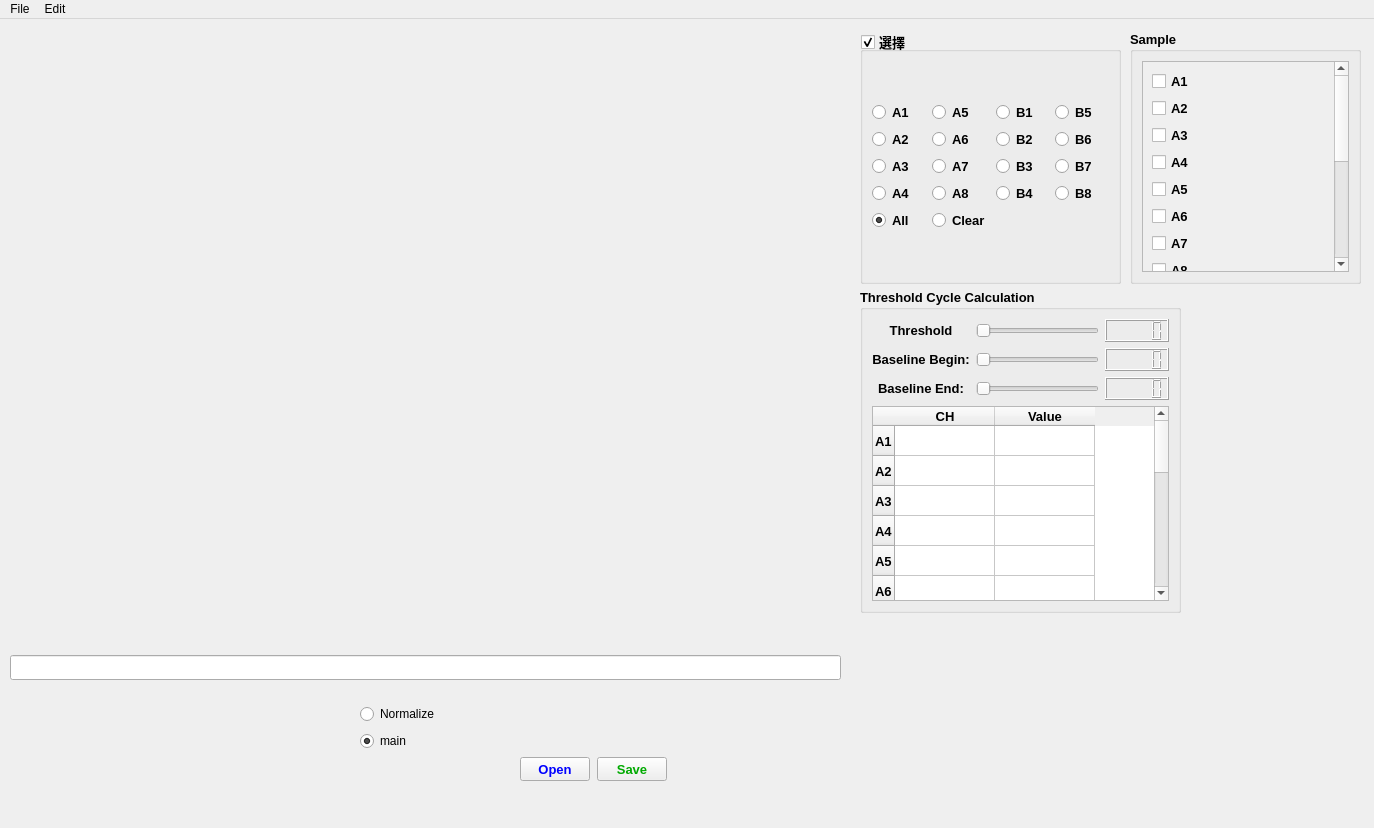
Qt form CT_Manager_desktop.ui (wwlouis00/Cycle-threshold-value) before a commit.
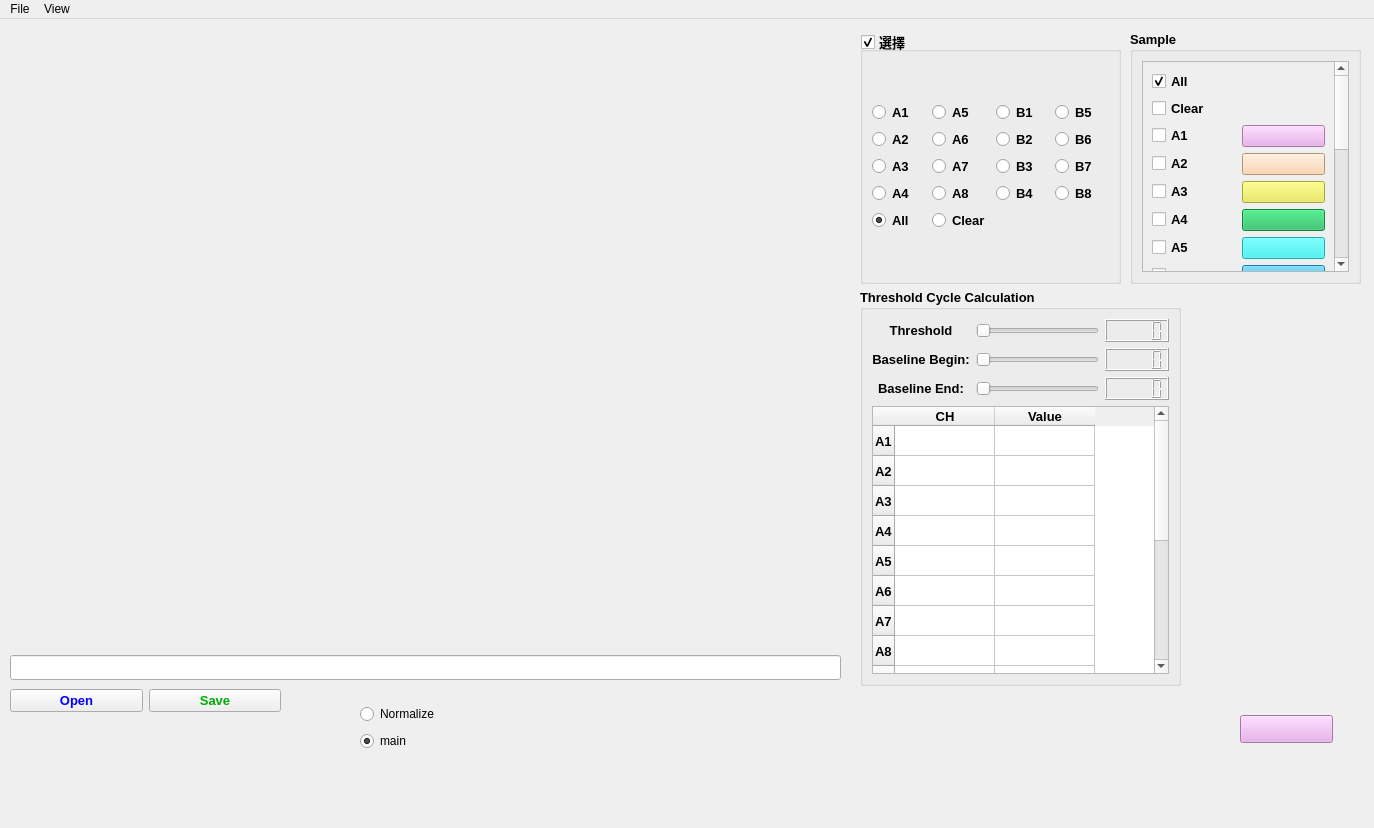
The same form after that commit. Custom widgets are drawn as their Qt base class.

```diff
--- a/CT_Manager_desktop.ui
+++ b/CT_Manager_desktop.ui
@@ -18,9 +18,9 @@
     <property name="geometry">
      <rect>
       <x>10</x>
-      <y>18</y>
+      <y>6</y>
       <width>831</width>
-      <height>601</height>
+      <height>613</height>
      </rect>
     </property>
    </widget>
@@ -461,12 +461,12 @@
           <x>0</x>
           <y>0</y>
           <width>188</width>
-          <height>447</height>
+          <height>581</height>
          </rect>
         </property>
         <layout class="QGridLayout" name="gridLayout_6">
-         <item row="0" column="0">
-          <widget class="QCheckBox" name="checkBox_7">
+         <item row="17" column="0">
+          <widget class="QCheckBox" name="B4_checkBox">
            <property name="font">
             <font>
              <pointsize>10</pointsize>
@@ -475,96 +475,12 @@
             </font>
            </property>
            <property name="text">
-            <string>A1</string>
+            <string>B4</string>
            </property>
           </widget>
          </item>
-         <item row="1" column="0">
-          <widget class="QCheckBox" name="checkBox">
-           <property name="font">
-            <font>
-             <pointsize>10</pointsize>
-             <weight>75</weight>
-             <bold>true</bold>
-            </font>
-           </property>
-           <property name="text">
-            <string>A2</string>
-           </property>
-          </widget>
-         </item>
-         <item row="2" column="0">
-          <widget class="QCheckBox" name="checkBox_6">
-           <property name="font">
-            <font>
-             <pointsize>10</pointsize>
-             <weight>75</weight>
-             <bold>true</bold>
-            </font>
-           </property>
-           <property name="text">
-            <string>A3</string>
-           </property>
-          </widget>
-         </item>
-         <item row="3" column="0">
-          <widget class="QCheckBox" name="checkBox_2">
-           <property name="font">
-            <font>
-             <pointsize>10</pointsize>
-             <weight>75</weight>
-             <bold>true</bold>
-            </font>
-           </property>
-           <property name="text">
-            <string>A4</string>
-           </property>
-          </widget>
-         </item>
-         <item row="4" column="0">
-          <widget class="QCheckBox" name="checkBox_5">
-           <property name="font">
-            <font>
-             <pointsize>10</pointsize>
-             <weight>75</weight>
-             <bold>true</bold>
-            </font>
-           </property>
-           <property name="text">
-            <string>A5</string>
-           </property>
-          </widget>
-         </item>
-         <item row="5" column="0">
-          <widget class="QCheckBox" name="checkBox_9">
-           <property name="font">
-            <font>
-             <pointsize>10</pointsize>
-             <weight>75</weight>
-             <bold>true</bold>
-            </font>
-           </property>
-           <property name="text">
-            <string>A6</string>
-           </property>
-          </widget>
-         </item>
-         <item row="6" column="0">
-          <widget class="QCheckBox" name="checkBox_3">
-           <property name="font">
-            <font>
-             <pointsize>10</pointsize>
-             <weight>75</weight>
-             <bold>true</bold>
-            </font>
-           </property>
-           <property name="text">
-            <string>A7</string>
-           </property>
-          </widget>
-         </item>
-         <item row="7" column="0">
-          <widget class="QCheckBox" name="checkBox_8">
+         <item row="11" column="0">
+          <widget class="QCheckBox" name="A8_checkBox">
            <property name="font">
             <font>
              <pointsize>10</pointsize>
@@ -577,36 +493,8 @@
            </property>
           </widget>
          </item>
-         <item row="8" column="0">
-          <widget class="QCheckBox" name="checkBox_4">
-           <property name="font">
-            <font>
-             <pointsize>10</pointsize>
-             <weight>75</weight>
-             <bold>true</bold>
-            </font>
-           </property>
-           <property name="text">
-            <string>B1</string>
-           </property>
-          </widget>
-         </item>
-         <item row="9" column="0">
-          <widget class="QCheckBox" name="checkBox_10">
-           <property name="font">
-            <font>
-             <pointsize>10</pointsize>
-             <weight>75</weight>
-             <bold>true</bold>
-            </font>
-           </property>
-           <property name="text">
-            <string>B2</string>
-           </property>
-          </widget>
-         </item>
-         <item row="10" column="0">
-          <widget class="QCheckBox" name="checkBox_11">
+         <item row="15" column="0">
+          <widget class="QCheckBox" name="B3_checkBox">
            <property name="font">
             <font>
              <pointsize>10</pointsize>
@@ -619,8 +507,8 @@
            </property>
           </widget>
          </item>
-         <item row="11" column="0">
-          <widget class="QCheckBox" name="checkBox_12">
+         <item row="3" column="0">
+          <widget class="QCheckBox" name="A2_checkBox">
            <property name="font">
             <font>
              <pointsize>10</pointsize>
@@ -629,12 +517,12 @@
             </font>
            </property>
            <property name="text">
-            <string>B4</string>
+            <string>A2</string>
            </property>
           </widget>
          </item>
-         <item row="12" column="0">
-          <widget class="QCheckBox" name="checkBox_13">
+         <item row="18" column="0">
+          <widget class="QCheckBox" name="B5_checkBox">
            <property name="font">
             <font>
              <pointsize>10</pointsize>
@@ -647,8 +535,92 @@
            </property>
           </widget>
          </item>
+         <item row="12" column="0">
+          <widget class="QCheckBox" name="B1_checkBox">
+           <property name="font">
+            <font>
+             <pointsize>10</pointsize>
+             <weight>75</weight>
+             <bold>true</bold>
+            </font>
+           </property>
+           <property name="text">
+            <string>B1</string>
+           </property>
+          </widget>
+         </item>
+         <item row="8" column="0">
+          <widget class="QCheckBox" name="A6_checkBox">
+           <property name="font">
+            <font>
+             <pointsize>10</pointsize>
+             <weight>75</weight>
+             <bold>true</bold>
+            </font>
+           </property>
+           <property name="text">
+            <string>A6</string>
+           </property>
+          </widget>
+         </item>
+         <item row="2" column="0">
+          <widget class="QCheckBox" name="A1_checkBox">
+           <property name="font">
+            <font>
+             <pointsize>10</pointsize>
+             <weight>75</weight>
+             <bold>true</bold>
+            </font>
+           </property>
+           <property name="text">
+            <string>A1</string>
+           </property>
+          </widget>
+         </item>
+         <item row="9" column="0">
+          <widget class="QCheckBox" name="A7_checkBox">
+           <property name="font">
+            <font>
+             <pointsize>10</pointsize>
+             <weight>75</weight>
+             <bold>true</bold>
+            </font>
+           </property>
+           <property name="text">
+            <string>A7</string>
+           </property>
+          </widget>
+         </item>
          <item row="13" column="0">
-          <widget class="QCheckBox" name="checkBox_14">
+          <widget class="QCheckBox" name="B2_checkBox">
+           <property name="font">
+            <font>
+             <pointsize>10</pointsize>
+             <weight>75</weight>
+             <bold>true</bold>
+            </font>
+           </property>
+           <property name="text">
+            <string>B2</string>
+           </property>
+          </widget>
+         </item>
+         <item row="7" column="0">
+          <widget class="QCheckBox" name="A5_checkBox">
+           <property name="font">
+            <font>
+             <pointsize>10</pointsize>
+             <weight>75</weight>
+             <bold>true</bold>
+            </font>
+           </property>
+           <property name="text">
+            <string>A5</string>
+           </property>
+          </widget>
+         </item>
+         <item row="19" column="0">
+          <widget class="QCheckBox" name="B6_checkBox">
            <property name="font">
             <font>
              <pointsize>10</pointsize>
@@ -661,8 +633,8 @@
            </property>
           </widget>
          </item>
-         <item row="14" column="0">
-          <widget class="QCheckBox" name="checkBox_15">
+         <item row="4" column="0">
+          <widget class="QCheckBox" name="A3_checkBox">
            <property name="font">
             <font>
              <pointsize>10</pointsize>
@@ -671,11 +643,42 @@
             </font>
            </property>
            <property name="text">
-            <string>B7</string>
+            <string>A3</string>
            </property>
           </widget>
          </item>
-         <item row="15" column="0">
+         <item row="1" column="0">
+          <widget class="QCheckBox" name="Clear_checkBox">
+           <property name="font">
+            <font>
+             <pointsize>10</pointsize>
+             <weight>75</weight>
+             <bold>true</bold>
+            </font>
+           </property>
+           <property name="text">
+            <string>Clear</string>
+           </property>
+          </widget>
+         </item>
+         <item row="0" column="0">
+          <widget class="QCheckBox" name="All_checkBox">
+           <property name="font">
+            <font>
+             <pointsize>10</pointsize>
+             <weight>75</weight>
+             <bold>true</bold>
+            </font>
+           </property>
+           <property name="text">
+            <string>All</string>
+           </property>
+           <property name="checked">
+            <bool>true</bool>
+           </property>
+          </widget>
+         </item>
+         <item row="21" column="0">
           <widget class="QCheckBox" name="checkBox_16">
            <property name="font">
             <font>
@@ -689,6 +692,194 @@
            </property>
           </widget>
          </item>
+         <item row="20" column="0">
+          <widget class="QCheckBox" name="B7_checkBox">
+           <property name="font">
+            <font>
+             <pointsize>10</pointsize>
+             <weight>75</weight>
+             <bold>true</bold>
+            </font>
+           </property>
+           <property name="text">
+            <string>B7</string>
+           </property>
+          </widget>
+         </item>
+         <item row="6" column="0">
+          <widget class="QCheckBox" name="A4_checkBox">
+           <property name="font">
+            <font>
+             <pointsize>10</pointsize>
+             <weight>75</weight>
+             <bold>true</bold>
+            </font>
+           </property>
+           <property name="text">
+            <string>A4</string>
+           </property>
+          </widget>
+         </item>
+         <item row="2" column="1">
+          <widget class="QPushButton" name="pushButton">
+           <property name="styleSheet">
+            <string notr="true">background-color: rgb(232, 165, 235);</string>
+           </property>
+           <property name="text">
+            <string/>
+           </property>
+          </widget>
+         </item>
+         <item row="3" column="1">
+          <widget class="QPushButton" name="pushButton_3">
+           <property name="styleSheet">
+            <string notr="true">background-color: rgb(250, 204, 158);</string>
+           </property>
+           <property name="text">
+            <string/>
+           </property>
+          </widget>
+         </item>
+         <item row="4" column="1">
+          <widget class="QPushButton" name="pushButton_11">
+           <property name="styleSheet">
+            <string notr="true">background-color: rgb(232, 233, 72);</string>
+           </property>
+           <property name="text">
+            <string/>
+           </property>
+          </widget>
+         </item>
+         <item row="6" column="1">
+          <widget class="QPushButton" name="pushButton_10">
+           <property name="styleSheet">
+            <string notr="true">background-color: rgb(27, 183, 89);</string>
+           </property>
+           <property name="text">
+            <string/>
+           </property>
+          </widget>
+         </item>
+         <item row="7" column="1">
+          <widget class="QPushButton" name="pushButton_9">
+           <property name="styleSheet">
+            <string notr="true">background-color: rgb(37, 242, 243);</string>
+           </property>
+           <property name="text">
+            <string/>
+           </property>
+          </widget>
+         </item>
+         <item row="8" column="1">
+          <widget class="QPushButton" name="pushButton_8">
+           <property name="styleSheet">
+            <string notr="true">background-color: rgb(29, 179, 234);</string>
+           </property>
+           <property name="text">
+            <string/>
+           </property>
+          </widget>
+         </item>
+         <item row="9" column="1">
+          <widget class="QPushButton" name="pushButton_7">
+           <property name="styleSheet">
+            <string notr="true">background-color: rgb(209, 174, 248);</string>
+           </property>
+           <property name="text">
+            <string/>
+           </property>
+          </widget>
+         </item>
+         <item row="11" column="1">
+          <widget class="QPushButton" name="pushButton_6">
+           <property name="styleSheet">
+            <string notr="true">background-color: rgb(200, 201, 44);</string>
+           </property>
+           <property name="text">
+            <string/>
+           </property>
+          </widget>
+         </item>
+         <item row="12" column="1">
+          <widget class="QPushButton" name="pushButton_5">
+           <property name="styleSheet">
+            <string notr="true">background-color: rgb(243, 32, 32);</string>
+           </property>
+           <property name="text">
+            <string/>
+           </property>
+          </widget>
+         </item>
+         <item row="13" column="1">
+          <widget class="QPushButton" name="pushButton_4">
+           <property name="styleSheet">
+            <string notr="true">background-color: rgb(253, 155, 9);</string>
+           </property>
+           <property name="text">
+            <string/>
+           </property>
+          </widget>
+         </item>
+         <item row="15" column="1">
+          <widget class="QPushButton" name="pushButton_2">
+           <property name="styleSheet">
+            <string notr="true">background-color: rgb(64, 99, 134);</string>
+           </property>
+           <property name="text">
+            <string/>
+           </property>
+          </widget>
+         </item>
+         <item row="17" column="1">
+          <widget class="QPushButton" name="pushButton_17">
+           <property name="styleSheet">
+            <string notr="true">background-color: rgb(36, 161, 161);</string>
+           </property>
+           <property name="text">
+            <string/>
+           </property>
+          </widget>
+         </item>
+         <item row="18" column="1">
+          <widget class="QPushButton" name="pushButton_16">
+           <property name="styleSheet">
+            <string notr="true">background-color: rgb(21, 21, 248);</string>
+           </property>
+           <property name="text">
+            <string/>
+           </property>
+          </widget>
+         </item>
+         <item row="19" column="1">
+          <widget class="QPushButton" name="pushButton_15">
+           <property name="styleSheet">
+            <string notr="true">background-color: rgb(149, 150, 151);</string>
+           </property>
+           <property name="text">
+            <string/>
+           </property>
+          </widget>
+         </item>
+         <item row="20" column="1">
+          <widget class="QPushButton" name="pushButton_14">
+           <property name="styleSheet">
+            <string notr="true">background-color: rgb(116, 74, 32);</string>
+           </property>
+           <property name="text">
+            <string/>
+           </property>
+          </widget>
+         </item>
+         <item row="21" column="1">
+          <widget class="QPushButton" name="pushButton_13">
+           <property name="styleSheet">
+            <string notr="true">background-color: rgb(119, 69, 165);</string>
+           </property>
+           <property name="text">
+            <string/>
+           </property>
+          </widget>
+         </item>
         </layout>
        </widget>
       </widget>
@@ -701,7 +892,7 @@
       <x>860</x>
       <y>270</y>
       <width>321</width>
-      <height>324</height>
+      <height>397</height>
      </rect>
     </property>
     <property name="font">
@@ -924,7 +1115,7 @@
      </item>
     </layout>
    </widget>
-   <widget class="QWidget" name="">
+   <widget class="QWidget" name="layoutWidget">
     <property name="geometry">
      <rect>
       <x>360</x>
@@ -956,50 +1147,66 @@
      </item>
     </layout>
    </widget>
-   <widget class="QPushButton" name="btn_open">
+   <widget class="QWidget" name="layoutWidget_2">
     <property name="geometry">
      <rect>
-      <x>520</x>
-      <y>738</y>
-      <width>70</width>
-      <height>24</height>
+      <x>10</x>
+      <y>666</y>
+      <width>271</width>
+      <height>32</height>
      </rect>
     </property>
-    <property name="font">
-     <font>
-      <pointsize>10</pointsize>
-      <weight>75</weight>
-      <bold>true</bold>
-     </font>
-    </property>
-    <property name="styleSheet">
-     <string notr="true">color: rgb(0, 0, 255);</string>
-    </property>
-    <property name="text">
-     <string>Open</string>
-    </property>
+    <layout class="QGridLayout" name="gridLayout_8">
+     <item row="0" column="0">
+      <widget class="QPushButton" name="btn_open">
+       <property name="font">
+        <font>
+         <pointsize>10</pointsize>
+         <weight>75</weight>
+         <bold>true</bold>
+        </font>
+       </property>
+       <property name="styleSheet">
+        <string notr="true">color: rgb(0, 0, 255);</string>
+       </property>
+       <property name="text">
+        <string>Open</string>
+       </property>
+      </widget>
+     </item>
+     <item row="0" column="1">
+      <widget class="QPushButton" name="btn_save">
+       <property name="font">
+        <font>
+         <pointsize>10</pointsize>
+         <weight>75</weight>
+         <bold>true</bold>
+        </font>
+       </property>
+       <property name="styleSheet">
+        <string notr="true">color: rgb(0, 170, 0);</string>
+       </property>
+       <property name="text">
+        <string>Save</string>
+       </property>
+      </widget>
+     </item>
+    </layout>
    </widget>
-   <widget class="QPushButton" name="btn_save">
+   <widget class="QPushButton" name="pushButton_12">
     <property name="geometry">
      <rect>
-      <x>597</x>
-      <y>738</y>
-      <width>70</width>
-      <height>24</height>
+      <x>1240</x>
+      <y>696</y>
+      <width>93</width>
+      <height>28</height>
      </rect>
     </property>
-    <property name="font">
-     <font>
-      <pointsize>10</pointsize>
-      <weight>75</weight>
-      <bold>true</bold>
-     </font>
-    </property>
     <property name="styleSheet">
-     <string notr="true">color: rgb(0, 170, 0);</string>
+     <string notr="true">background-color: rgb(232, 165, 235);</string>
     </property>
     <property name="text">
-     <string>Save</string>
+     <string/>
     </property>
    </widget>
   </widget>
@@ -1009,7 +1216,7 @@
      <x>0</x>
      <y>0</y>
      <width>1374</width>
-     <height>21</height>
+     <height>25</height>
     </rect>
    </property>
    <widget class="QMenu" name="menuFile">
@@ -1021,13 +1228,13 @@
     <addaction name="actionSave_as"/>
     <addaction name="actionExit"/>
    </widget>
-   <widget class="QMenu" name="menuEdit">
+   <widget class="QMenu" name="menuView">
     <property name="title">
-     <string>Edit</string>
+     <string>View</string>
     </property>
    </widget>
    <addaction name="menuFile"/>
-   <addaction name="menuEdit"/>
+   <addaction name="menuView"/>
   </widget>
   <action name="actionOpen">
    <property name="text">
```
